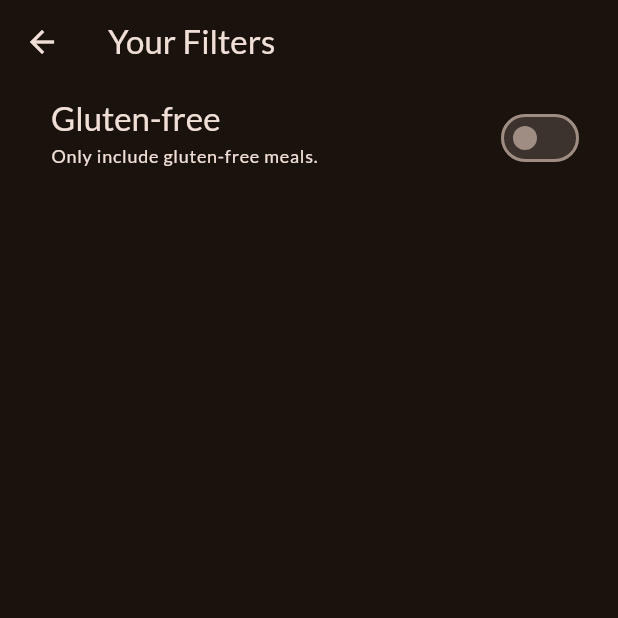
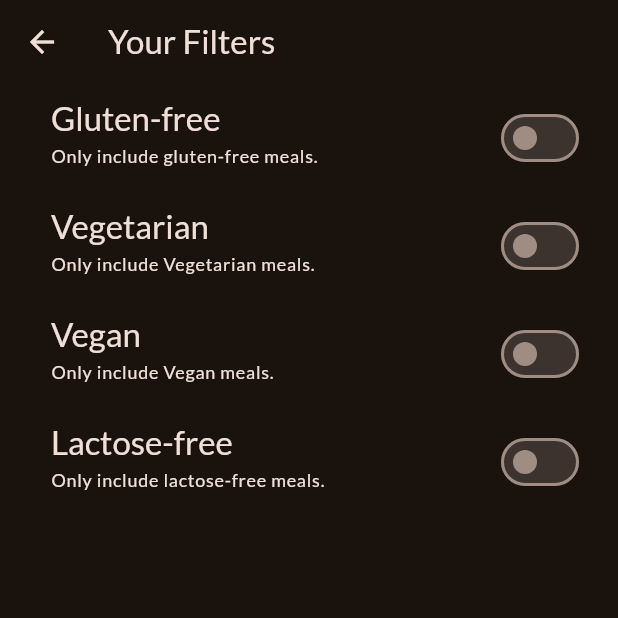
Before and after one commit to Siddiqui145/flutter_food_dishes_app, a Flutter app: the FiltersScreen screen opened directly, on a phone screen of 412 x 824 dp, the top half of it. Run offline on Flutter 3.47's test engine with Material 3 defaults, Android fonts, the phone set to English and light mode, and no system bars; our stand-ins replace google_fonts, transparent_image.

Commit message:
New Tiles, Filters & Pop Logic

```diff
--- a/lib/screens/filters.dart
+++ b/lib/screens/filters.dart
@@ -8,8 +8,18 @@
   State<FiltersScreen> createState() => _FiltersScreenState();
 }
 
+enum Filter{
+  glutenFree,
+  lactoseFree,
+  vegetarian,
+  vegan,
+}
+
 class _FiltersScreenState extends State<FiltersScreen> {
   var _glutenFreeFilterSet = false;
+  var _lactoseFreeFilterSet = false;
+  var _vegetarianFilterSet = false;
+  var _veganFilterSet = false;
 
   @override
   Widget build(BuildContext context) {
@@ -23,7 +33,19 @@
       //     Navigator.of(context).pushReplacement(MaterialPageRoute(builder: (context) => const TabsScreen()));
       //   }
       // },),
-      body: Column(
+
+      body: PopScope( //allows us for setting filters and then upon getting back to the previous screens our changes could be applied & we would be seeing the difference
+      canPop: false,
+      onPopInvokedWithResult: (bool didPop, dynamic result) {
+      if(didPop) return;
+      Navigator.of(context).pop({
+        Filter.glutenFree: _glutenFreeFilterSet,
+        Filter.lactoseFree: _lactoseFreeFilterSet,
+        Filter.vegetarian: _vegetarianFilterSet,
+        Filter.vegan: _veganFilterSet,
+        });
+        },
+        child: Column(
           children: [
             //List tile layout but allows the user to toggle between, such as to turn on & off and simple and feasible solution for us
             SwitchListTile(
@@ -44,8 +66,69 @@
             ),
             ),
             activeColor: Theme.of(context).colorScheme.tertiary,
+            contentPadding: const EdgeInsets.only(left: 34, right: 22),),
+
+            SwitchListTile(
+            value: _vegetarianFilterSet,
+            onChanged: (isChecked) {
+              setState(() {
+                _vegetarianFilterSet = isChecked;
+              });
+            },
+            title: Text('Vegetarian',
+            style: Theme.of(context).textTheme.titleLarge!.copyWith(
+              color: Theme.of(context).colorScheme.onSurface
+            ),
+            ),
+            subtitle: Text('Only include Vegetarian meals.',
+            style: Theme.of(context).textTheme.labelMedium!.copyWith(
+              color: Theme.of(context).colorScheme.onSurface
+            ),
+            ),
+            activeColor: Theme.of(context).colorScheme.tertiary,
+            contentPadding: const EdgeInsets.only(left: 34, right: 22),),
+
+            SwitchListTile(
+            value: _veganFilterSet,
+            onChanged: (isChecked) {
+              setState(() {
+                _veganFilterSet = isChecked;
+              });
+            },
+            title: Text('Vegan',
+            style: Theme.of(context).textTheme.titleLarge!.copyWith(
+              color: Theme.of(context).colorScheme.onSurface
+            ),
+            ),
+            subtitle: Text('Only include Vegan meals.',
+            style: Theme.of(context).textTheme.labelMedium!.copyWith(
+              color: Theme.of(context).colorScheme.onSurface
+            ),
+            ),
+            activeColor: Theme.of(context).colorScheme.tertiary,
+            contentPadding: const EdgeInsets.only(left: 34, right: 22),),
+
+            SwitchListTile(
+            value: _lactoseFreeFilterSet,
+            onChanged: (isChecked) {
+              setState(() {
+                _lactoseFreeFilterSet = isChecked;
+              });
+            },
+            title: Text('Lactose-free',
+            style: Theme.of(context).textTheme.titleLarge!.copyWith(
+              color: Theme.of(context).colorScheme.onSurface
+            ),
+            ),
+            subtitle: Text('Only include lactose-free meals.',
+            style: Theme.of(context).textTheme.labelMedium!.copyWith(
+              color: Theme.of(context).colorScheme.onSurface
+            ),
+            ),
+            activeColor: Theme.of(context).colorScheme.tertiary,
             contentPadding: const EdgeInsets.only(left: 34, right: 22),)
           ],
+        ),
       ),
     );
   }
```
Lines whose indentation alone changed are shown as unchanged.
